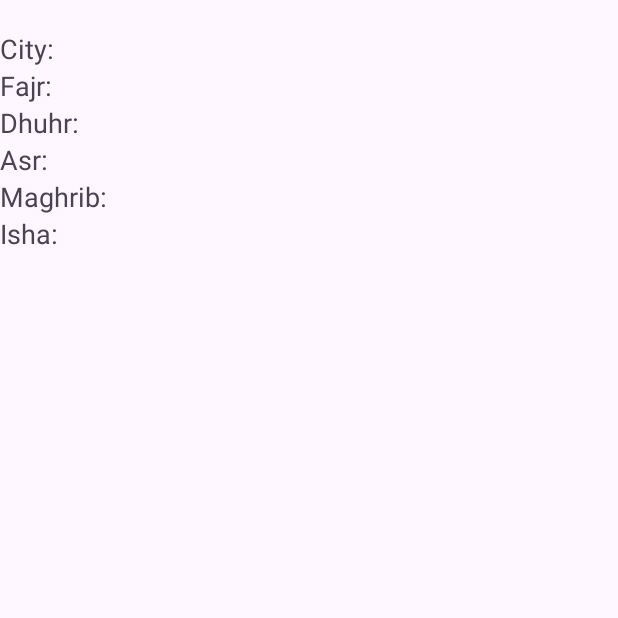
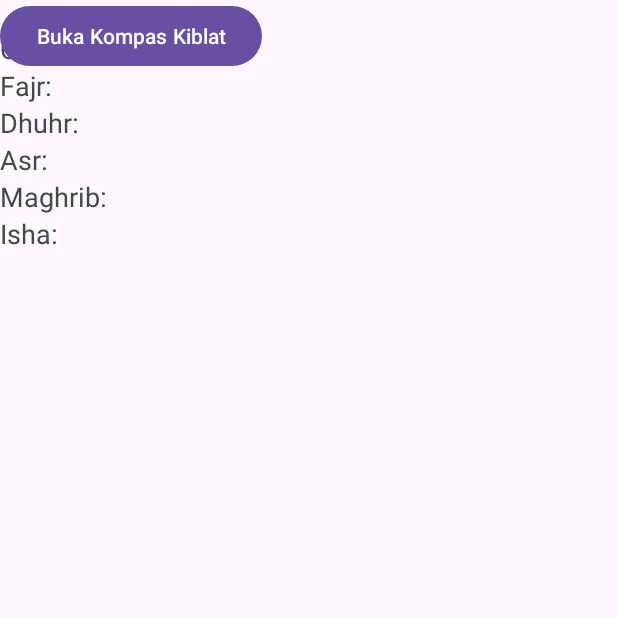
Before and after one commit to ilhamfauzan/QiblaTime, an Android app: the screen it shows after launch (MainActivity), on a phone screen of 412 x 824 dp, the top half of it. Run offline under Robolectric (Android 15) with nearby library versions, the phone set to English and light mode, and no system bars.

Commit message:
feat: kiblat

```diff
--- a/app/src/main/java/com/andro2/qiblatime/MainActivity.java
+++ b/app/src/main/java/com/andro2/qiblatime/MainActivity.java
@@ -1,4 +1,8 @@
 package com.andro2.qiblatime;
+
+import android.content.Intent;
+import android.view.View;
+import android.widget.Button;
 
 import android.Manifest;
 import android.location.Address;
@@ -23,9 +27,12 @@ import retrofit2.converter.gson.GsonConverterFactory;
 import android.content.pm.PackageManager; // Tambahkan impor untuk PackageManager
 
 
+
+
 public class MainActivity extends AppCompatActivity {
 
     private static final int LOCATION_PERMISSION_REQUEST_CODE = 1;
+    private Button openCompassButton;
 
     private TextView fajr, dhuhr, asr, maghrib, isha, cityName;
     private LocationManager locationManager;
@@ -42,6 +49,18 @@ public class MainActivity extends AppCompatActivity {
         maghrib = findViewById(R.id.maghrib);
         isha = findViewById(R.id.isha);
         cityName = findViewById(R.id.cityName);
+        openCompassButton = findViewById(R.id.openCompassButton);
+
+        // Aksi tombol ke CompassActivity
+        openCompassButton.setOnClickListener(new View.OnClickListener() {
+            @Override
+            public void onClick(View v) {
+                Intent intent = new Intent(MainActivity.this, CompassActivity.class);
+                startActivity(intent);
+            }
+        });
+
+
 
         // Cek izin lokasi
         if (ContextCompat.checkSelfPermission(this, android.Manifest.permission.ACCESS_FINE_LOCATION)
@@ -54,6 +73,7 @@ public class MainActivity extends AppCompatActivity {
             // Jika izin sudah diberikan, langsung akses lokasi
             getLocation();
         }
+
     }
 
     private void getLocation() {
--- /dev/null
+++ b/app/src/main/res/drawable/green_gradient.xml
@@ -0,0 +1,5 @@
+<?xml version="1.0" encoding="utf-8"?>
+<gradient xmlns:android="http://schemas.android.com/apk/res/android"
+    android:startColor="#4CAF50"
+    android:endColor="#388E3C"
+    android:angle="45"/>
--- a/app/src/main/res/layout/activity_main.xml
+++ b/app/src/main/res/layout/activity_main.xml
@@ -62,4 +62,13 @@
         app:layout_constraintTop_toBottomOf="@id/maghrib"
         app:layout_constraintStart_toStartOf="parent"
         android:textSize="18sp" />
+
+    <Button
+        android:id="@+id/openCompassButton"
+        android:layout_width="wrap_content"
+        android:layout_height="wrap_content"
+        android:text="Buka Kompas Kiblat"
+        android:layout_marginTop="16dp"
+        android:layout_below="@id/cityName" />
+
 </androidx.constraintlayout.widget.ConstraintLayout>
--- a/app/src/main/res/values/colors.xml
+++ b/app/src/main/res/values/colors.xml
@@ -2,4 +2,8 @@
 <resources>
     <color name="black">#FF000000</color>
     <color name="white">#FFFFFFFF</color>
+    <color name="green_200">#A5D6A7</color>
+    <color name="green_500">#4CAF50</color>
+    <color name="green_700">#388E3C</color>
+
 </resources>
```
Also changed, not shown: app/src/main/java/com/andro2/qiblatime/CompassActivity.java (+59 -12 lines), app/src/main/res/layout/activity_compass.xml (+8 -5 lines), app/src/main/res/values/styles.xml (added, +9 -0 lines).
